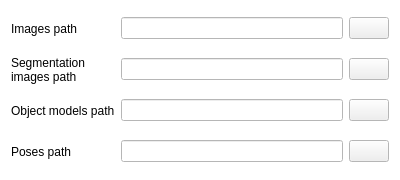
Old version of the form src/view/settings/settingspathspage.ui in the repository florianblume/6d-pat.
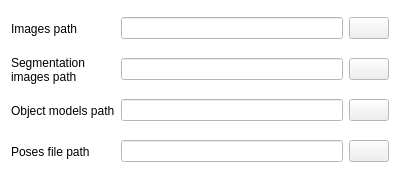
New version of the form.

Patch:
```diff
--- a/src/view/settings/settingspathspage.ui
+++ b/src/view/settings/settingspathspage.ui
@@ -191,7 +191,7 @@
       </size>
      </property>
      <property name="text">
-      <string>Poses path</string>
+      <string>Poses file path</string>
      </property>
      <property name="wordWrap">
       <bool>true</bool>
```
